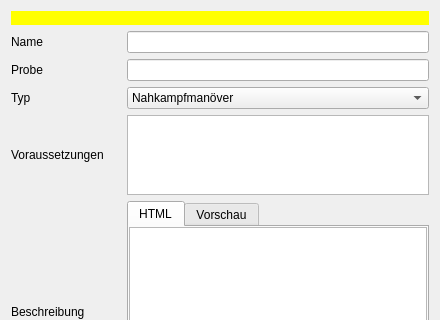
Qt form designer/DatenbankEditRegel.ui (Aeolitus/Sephrasto) before a commit; both pictures show x 0 to 440 and y 0 to 320 of the 440 by 462 pixel window.
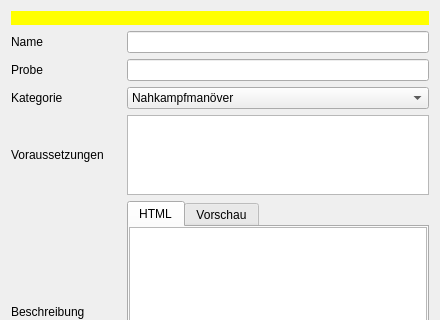
The same form after that commit.

Commit message: Refactor "typ" to be called "kategorie". This harmonizes FreieFertigkeiten and Talent with the other db elements. Also make all elements with "kategorie" sortable through the respective database setting without breaking indexes.

```diff
--- a/designer/DatenbankEditRegel.ui
+++ b/designer/DatenbankEditRegel.ui
@@ -206,7 +206,7 @@
      <item row="3" column="0">
       <widget class="QLabel" name="label_6">
        <property name="text">
-        <string>Typ</string>
+        <string>Kategorie</string>
        </property>
       </widget>
      </item>
```
Left out of the diff: 2 changed lines with no effect on the pictures. The commit also changes 44 other files.
